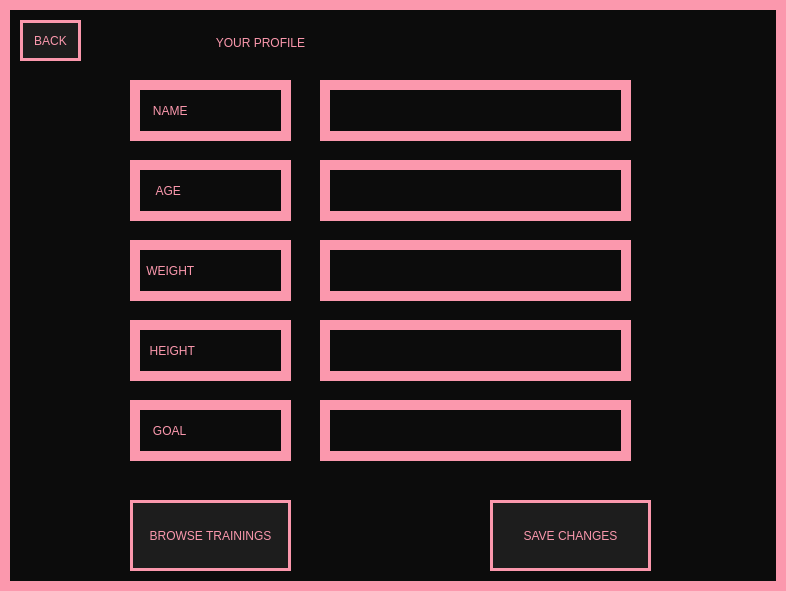
Above: View/Profile.ui from Hanna-J-K/fitnessapp before the change. Below: the same form after it.
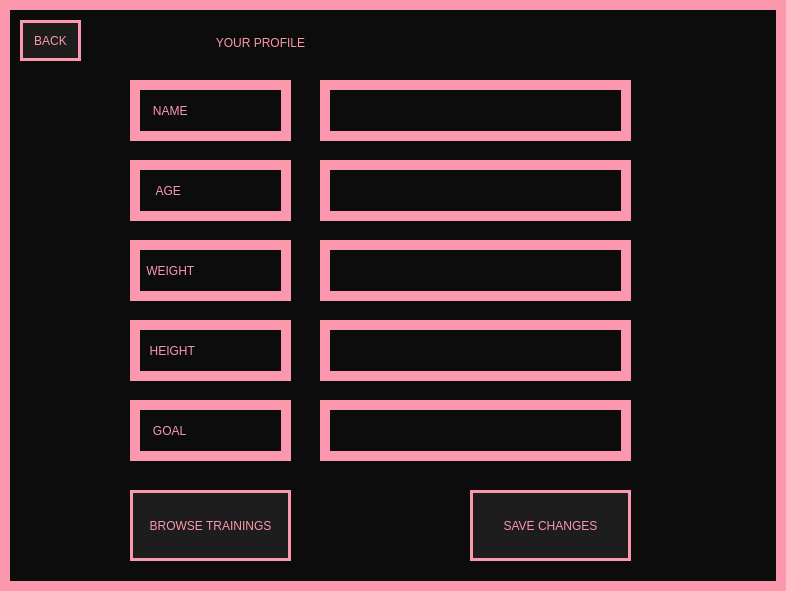
That is the form after the change.

```diff
--- a/View/Profile.ui
+++ b/View/Profile.ui
@@ -63,7 +63,7 @@
     <property name="geometry">
      <rect>
       <x>130</x>
-      <y>500</y>
+      <y>490</y>
       <width>161</width>
       <height>71</height>
      </rect>
@@ -187,8 +187,8 @@
    <widget class="QPushButton" name="save_btn">
     <property name="geometry">
      <rect>
-      <x>490</x>
-      <y>500</y>
+      <x>470</x>
+      <y>490</y>
       <width>161</width>
       <height>71</height>
      </rect>
```
